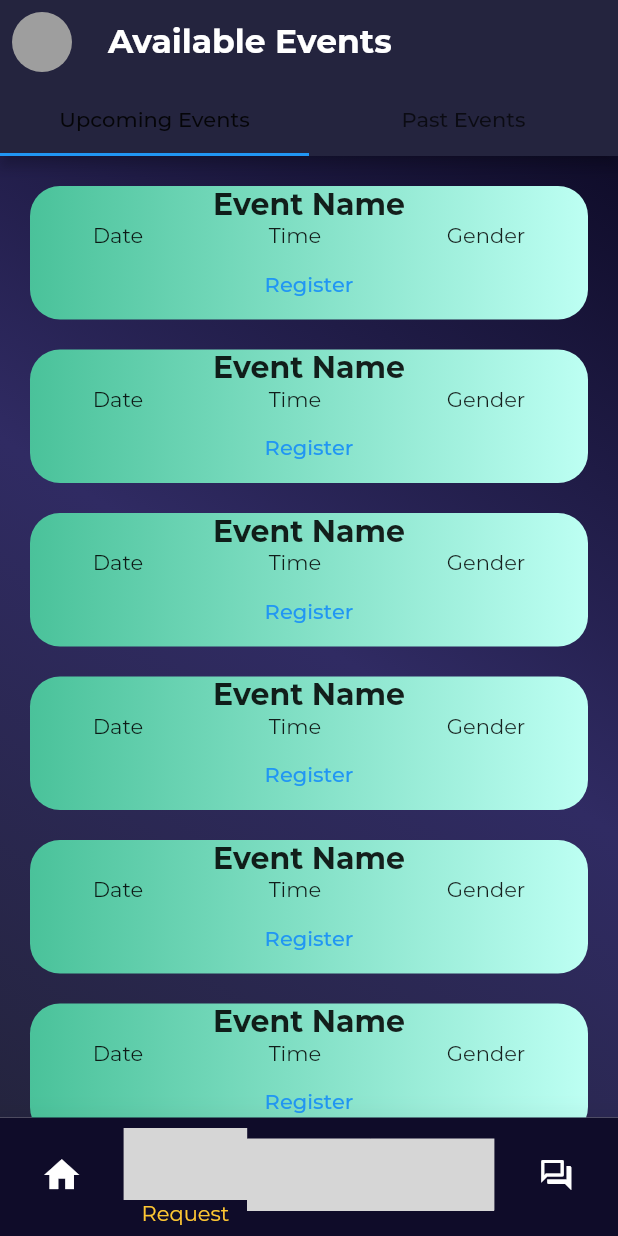
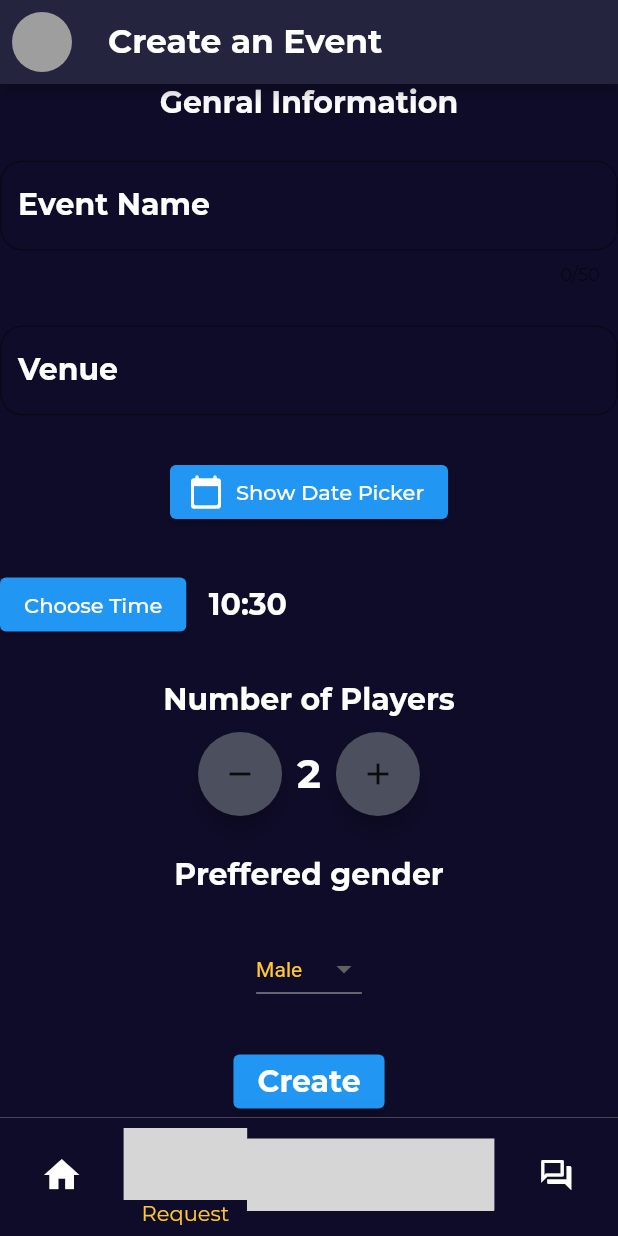
Before and after one commit to architjain2002/Sportistaan, a Flutter app: the MainPage screen opened directly, item 2 of the bottom bar chosen, on a phone screen of 412 x 824 dp. Run offline on Flutter 3.47's test engine with Material 2 defaults, Android fonts, the phone set to English and light mode, and no system bars; our stand-ins replace firebase_auth, firebase_core, google_sign_in; missing offline and left inert: svg_icon; accounts and stored records are empty; statements that could not run were skipped; project files that could hold a hidden picture were left out; grey boxes are pictures that could not be loaded.

Commit message:
fixed some issues

```diff
--- a/root/frontend/sportistaan/lib/main.dart
+++ b/root/frontend/sportistaan/lib/main.dart
@@ -39,7 +39,7 @@ class _MyHomePageState extends State<MyHomePage> {
     Timer(
         const Duration(seconds: 5),
         () => Navigator.pushReplacement(
-            context, MaterialPageRoute(builder: (context) => LoginPage())));
+            context, MaterialPageRoute(builder: (context) => MainPage())));
   }
 
   @override
--- a/root/frontend/sportistaan/lib/main_page.dart
+++ b/root/frontend/sportistaan/lib/main_page.dart
@@ -15,7 +15,7 @@ class _MainPageState extends State<MainPage> {
   int _selectedIndex = 0;
   static const List<Widget> _pages = <Widget>[
     Home(),
-    //RequestPage(),
+    RequestPage(),
     AvailablePage(),
     MyMatches(),
     ChatroomPage(),
--- a/root/frontend/sportistaan/lib/screens/request.dart
+++ b/root/frontend/sportistaan/lib/screens/request.dart
@@ -1,236 +1,236 @@
-// import 'dart:convert';
+import 'dart:convert';
 
-// import 'package:flutter/material.dart';
-// import 'package:sportistaan/widgets/round_icon_button.dart';
-// import '../constants.dart';
-// import 'package:http/http.dart' as http;
+import 'package:flutter/material.dart';
+import 'package:sportistaan/widgets/round_icon_button.dart';
+import '../constants.dart';
+import 'package:http/http.dart' as http;
 
-// class RequestPage extends StatefulWidget {
-//   const RequestPage({ Key? key }) : super(key: key);
+class RequestPage extends StatefulWidget {
+  const RequestPage({ Key? key }) : super(key: key);
 
-//   @override
-//   _RequestPageState createState() => _RequestPageState();
-// }
+  @override
+  _RequestPageState createState() => _RequestPageState();
+}
 
-// class _RequestPageState extends State<RequestPage> {
+class _RequestPageState extends State<RequestPage> {
 
-//   String eventName='', venue='', date='', time='', gender='Male';
-//   int numberOfPlayers=2;
-//   TimeOfDay selectedTime = TimeOfDay.now();
-//   postData() async {
-//     try {
-//       var response =await http.post(
-//         Uri.parse("https://radiant-hamlet-81324.herokuapp.com/create-event"),
-//         body: jsonEncode(<String, Object>{
-//           "gameName":eventName,
-//           "time":time,
-//           "venue": venue,
-//           "student_info": [{"name" :"person4"}, {"name":"person3"}],
-//           "finish": false,
-//           "winner": ""
-//         }),
-//         );
-//         print(response.statusCode);
-//         print(response.body);
-//     } on Exception catch (e) {
-//       print(e);
-//     }
-//   }
-//   @override
-//   Widget build(BuildContext context) {
-//     return  Scaffold(
-//       appBar: AppBar(
-//         title: const Text(
-//           'Create an Event',
-//           style: TextStyle(
-//             fontSize: 22,
-//             fontWeight: FontWeight.w700,
-//           ),),
-//         backgroundColor: const Color(0xFF24243E),
-//         leading: Builder(
-//               builder: (context) => IconButton(
-//                 icon: const CircleAvatar(
-//                 radius: 30,
-//                 backgroundColor: Colors.grey,
-//                 ),
-//                 onPressed: () => Scaffold.of(context).openDrawer(),
-//               ),
-//             ),
+  String eventName='', venue='', date='', time='', gender='Male';
+  int numberOfPlayers=2;
+  TimeOfDay selectedTime = TimeOfDay.now();
+  postData() async {
+    try {
+      var response =await http.post(
+        Uri.parse("https://radiant-hamlet-81324.herokuapp.com/create-event"),
+        body: jsonEncode(<String, Object>{
+          "gameName":eventName,
+          "time":time,
+          "venue": venue,
+          "student_info": [{"name" :"person4"}, {"name":"person3"}],
+          "finish": false,
+          "winner": ""
+        }),
+        );
+        print(response.statusCode);
+        print(response.body);
+    } on Exception catch (e) {
+      print(e);
+    }
+  }
+  @override
+  Widget build(BuildContext context) {
+    return  Scaffold(
+      appBar: AppBar(
+        title: const Text(
+          'Create an Event',
+          style: TextStyle(
+            fontSize: 22,
+            fontWeight: FontWeight.w700,
+          ),),
+        backgroundColor: const Color(0xFF24243E),
+        leading: Builder(
+              builder: (context) => IconButton(
+                icon: const CircleAvatar(
+                radius: 30,
+                backgroundColor: Colors.grey,
+                ),
+                onPressed: () => Scaffold.of(context).openDrawer(),
+              ),
+            ),
 
 
-//       ),
-//       backgroundColor: Color(0xFF0F0C29),
-//       extendBody: true,
-//       body: Column(
-//         mainAxisAlignment: MainAxisAlignment.spaceBetween,
-//         children: <Widget>[
-//           const Text(
-//           'Genral Information',
-//           style: kLabelTextStyle,
-//           ),
-//            TextField(
-//             onChanged: (value) {
-//               eventName=value;
-//             },
-//             maxLength: 50,
-//             style: TextStyle(color: Colors.white,),
-//             decoration: InputDecoration(
-//               labelStyle: const TextStyle(
-//                 fontSize: 20,
-//                 color: Colors.white,
-//                 fontWeight: FontWeight.w700,),
-//               labelText: 'Event Name',
-//               focusedBorder: const OutlineInputBorder(
-//                 borderSide: BorderSide(color: Color(0xFFFFC833), width: 2.0),),
-//               border: OutlineInputBorder(
-//                 borderSide: const BorderSide(color:Colors.white, width: 2.0),
-//                 borderRadius: BorderRadius.circular(15)),
-//             ),
+      ),
+      backgroundColor: Color(0xFF0F0C29),
+      extendBody: true,
+      body: Column(
+        mainAxisAlignment: MainAxisAlignment.spaceBetween,
+        children: <Widget>[
+          const Text(
+          'Genral Information',
+          style: kLabelTextStyle,
+          ),
+           TextField(
+            onChanged: (value) {
+              eventName=value;
+            },
+            maxLength: 50,
+            style: TextStyle(color: Colors.white,),
+            decoration: InputDecoration(
+              labelStyle: const TextStyle(
+                fontSize: 20,
+                color: Colors.white,
+                fontWeight: FontWeight.w700,),
+              labelText: 'Event Name',
+              focusedBorder: const OutlineInputBorder(
+                borderSide: BorderSide(color: Color(0xFFFFC833), width: 2.0),),
+              border: OutlineInputBorder(
+                borderSide: const BorderSide(color:Colors.white, width: 2.0),
+                borderRadius: BorderRadius.circular(15)),
+            ),
 
-//           ),
-//           TextField(
-//             onChanged: (value) {
-//               venue=value;
-//             },
-//             style: TextStyle(color: Colors.white,),
-//             decoration: InputDecoration(
-//               labelStyle: const TextStyle(
-//                 fontSize: 20,
-//                 color: Colors.white,
-//                 fontWeight: FontWeight.w700,),
-//               labelText: 'Venue',
-//               focusedBorder: const OutlineInputBorder(
-//                 borderSide: BorderSide(color: Color(0xFFFFC833), width: 2.0),),
-//               border: OutlineInputBorder(
-//                 borderSide: const BorderSide(color:Colors.white, width: 2.0),
-//                 borderRadius: BorderRadius.circular(15)),
-//             ),
-//           ),
-//           ElevatedButton.icon(
-//             icon: const Icon(Icons.calendar_today_rounded),
-//             onPressed: (){
-//               showDatePicker(
-//                 context: context,
-//                 initialDate: DateTime.now(),
-//                 firstDate: DateTime(2021, 11, 21),
-//                 lastDate: DateTime(2021,12),
-//                 builder: (context,picker){
-//                   return Theme(
-//                     //TODO: change colors
-//                     data: ThemeData.dark().copyWith(
-//                       colorScheme: const ColorScheme.dark(
-//                         primary: Color(0xff24243E),
-//                         onPrimary: Color(0xFFFFC833),
-//                         surface: Color(0xFF0F0C29),
-//                         onSurface: Colors.white,
-//                       ),
-//                       dialogBackgroundColor:Colors.blueGrey[700],
-//                     ),
-//                     child: picker!,
-//                   );
-//                 }
+          ),
+          TextField(
+            onChanged: (value) {
+              venue=value;
+            },
+            style: TextStyle(color: Colors.white,),
+            decoration: InputDecoration(
+              labelStyle: const TextStyle(
+                fontSize: 20,
+                color: Colors.white,
+                fontWeight: FontWeight.w700,),
+              labelText: 'Venue',
+              focusedBorder: const OutlineInputBorder(
+                borderSide: BorderSide(color: Color(0xFFFFC833), width: 2.0),),
+              border: OutlineInputBorder(
+                borderSide: const BorderSide(color:Colors.white, width: 2.0),
+                borderRadius: BorderRadius.circular(15)),
+            ),
+          ),
+          ElevatedButton.icon(
+            icon: const Icon(Icons.calendar_today_rounded),
+            onPressed: (){
+              showDatePicker(
+                context: context,
+                initialDate: DateTime.now(),
+                firstDate: DateTime(2021, 11, 21),
+                lastDate: DateTime(2021,12),
+                builder: (context,picker){
+                  return Theme(
+                    //TODO: change colors
+                    data: ThemeData.dark().copyWith(
+                      colorScheme: const ColorScheme.dark(
+                        primary: Color(0xff24243E),
+                        onPrimary: Color(0xFFFFC833),
+                        surface: Color(0xFF0F0C29),
+                        onSurface: Colors.white,
+                      ),
+                      dialogBackgroundColor:Colors.blueGrey[700],
+                    ),
+                    child: picker!,
+                  );
+                }
 
-//               ).then((selectedDate) {
-//                 if(selectedDate!=null){
-//                   date= selectedDate.toString();
-//                   print(date);
-//                 }
-//               });
-//             },
-//             label: Text('Show Date Picker'),
-//           ),
-//           Row(
-//             children: [
-//               ElevatedButton(
-//                   onPressed: () {
-//                     _selectTime(context);
-//                     time=selectedTime.toString();
-//                   },
-//                 child: Text("Choose Time"),
-//               ),
-//               SizedBox(width:15),
-//               Text(
-//                 "${selectedTime.hour}:${selectedTime.minute}",
-//                 style: kLabelTextStyle),
-//             ],
-//           ),
-//           Column(
-//             children: [
-//               Text('Number of Players',
-//               style: kLabelTextStyle,),
-//               SizedBox(height: 10,),
-//               Row(
-//                 mainAxisAlignment: MainAxisAlignment.center,
-//                 children: [
-//                   RoundIconButton(
-//                     icon: Icons.remove,
-//                     onPressed: () {
-//                       setState(() {
-//                         numberOfPlayers--;
-//                                                       });
-//                     },
-//                   ),
-//                   SizedBox(width: 10.0,),
-//                   Text(numberOfPlayers.toString(),
-//                       style: kLabelTextStyle.copyWith(fontSize: 27),
-//                       ),
-//                   SizedBox(width: 10.0,),
-//                   RoundIconButton(
-//                     icon: Icons.add,
-//                     onPressed: () {
-//                       setState(() {
-//                         numberOfPlayers++;
-//                                                       });
-//                     },
-//                   ),
-//                 ],
-//               )
-//             ],
-//             ),
-//             Text('Preffered gender', style: kLabelTextStyle,),
-//             DropdownButton(
-//               value:gender,
-//               style: const TextStyle(color: Color(0xFFFFC833),),
-//               items: <String>['Anyone', 'Male', 'Female'].map<DropdownMenuItem<String>>((String value) {
-//       return DropdownMenuItem<String>(
-//         value: value,
-//         child: Text(value),
-//       );
-//       }).toList(),
-//               onChanged: (String? newValue) {
-//               setState(() {
-//                 gender= newValue!;
-//               });
-//             },
-//             ),
-//       ElevatedButton(
-//         onPressed: () {
-//           postData();
-//         },
-//         child: Text(
-//           'Create',
-//           style: kLabelTextStyle,
-//         ),
-//         style: ElevatedButton.styleFrom(
+              ).then((selectedDate) {
+                if(selectedDate!=null){
+                  date= selectedDate.toString();
+                  print(date);
+                }
+              });
+            },
+            label: Text('Show Date Picker'),
+          ),
+          Row(
+            children: [
+              ElevatedButton(
+                  onPressed: () {
+                    _selectTime(context);
+                    time=selectedTime.toString();
+                  },
+                child: Text("Choose Time"),
+              ),
+              SizedBox(width:15),
+              Text(
+                "${selectedTime.hour}:${selectedTime.minute}",
+                style: kLabelTextStyle),
+            ],
+          ),
+          Column(
+            children: [
+              Text('Number of Players',
+              style: kLabelTextStyle,),
+              SizedBox(height: 10,),
+              Row(
+                mainAxisAlignment: MainAxisAlignment.center,
+                children: [
+                  RoundIconButton(
+                    icon: Icons.remove,
+                    onPressed: () {
+                      setState(() {
+                        numberOfPlayers--;
+                                                      });
+                    },
+                  ),
+                  SizedBox(width: 10.0,),
+                  Text(numberOfPlayers.toString(),
+                      style: kLabelTextStyle.copyWith(fontSize: 27),
+                      ),
+                  SizedBox(width: 10.0,),
+                  RoundIconButton(
+                    icon: Icons.add,
+                    onPressed: () {
+                      setState(() {
+                        numberOfPlayers++;
+                                                      });
+                    },
+                  ),
+                ],
+              )
+            ],
+            ),
+            Text('Preffered gender', style: kLabelTextStyle,),
+            DropdownButton(
+              value:gender,
+              style: const TextStyle(color: Color(0xFFFFC833),),
+              items: <String>['Anyone', 'Male', 'Female'].map<DropdownMenuItem<String>>((String value) {
+      return DropdownMenuItem<String>(
+        value: value,
+        child: Text(value),
+      );
+      }).toList(),
+              onChanged: (String? newValue) {
+              setState(() {
+                gender= newValue!;
+              });
+            },
+            ),
+      ElevatedButton(
+        onPressed: () {
+          postData();
+        },
+        child: Text(
+          'Create',
+          style: kLabelTextStyle,
+        ),
+        style: ElevatedButton.styleFrom(
 
-//         ),
-//       ),
-//             ],
-//           ),
-//     );
-//   }
-//   _selectTime(BuildContext context) async {
-//       final TimeOfDay? timeOfDay = await showTimePicker(
-//         context: context,
-//         initialTime: selectedTime,
-//         initialEntryMode: TimePickerEntryMode.dial,
+        ),
+      ),
+            ],
+          ),
+    );
+  }
+  _selectTime(BuildContext context) async {
+      final TimeOfDay? timeOfDay = await showTimePicker(
+        context: context,
+        initialTime: selectedTime,
+        initialEntryMode: TimePickerEntryMode.dial,
 
-//       );
-//       if(timeOfDay != null && timeOfDay != selectedTime)
-//         {
-//           setState(() {
-//             selectedTime = timeOfDay;
-//           });
-//         }
-//   }
-//   }
+      );
+      if(timeOfDay != null && timeOfDay != selectedTime)
+        {
+          setState(() {
+            selectedTime = timeOfDay;
+          });
+        }
+  }
+  }
--- a/root/frontend/sportistaan/pubspec.yaml
+++ b/root/frontend/sportistaan/pubspec.yaml
@@ -20,6 +20,7 @@ dependencies:
   cupertino_icons: ^1.0.2
   svg_icon: ^0.0.1
   font_awesome_flutter: ^9.2.0
+  http: ^0.12.2
 dev_dependencies:
   flutter_test:
     sdk: flutter
```
Also changed, not shown: root/frontend/sportistaan/pubspec.lock.
